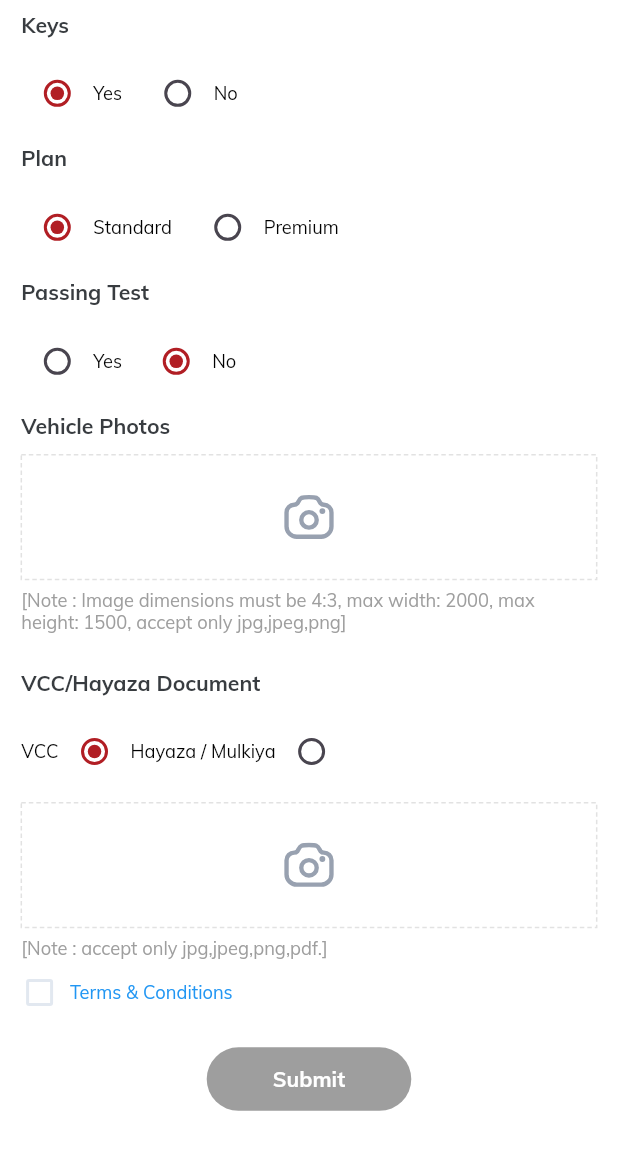
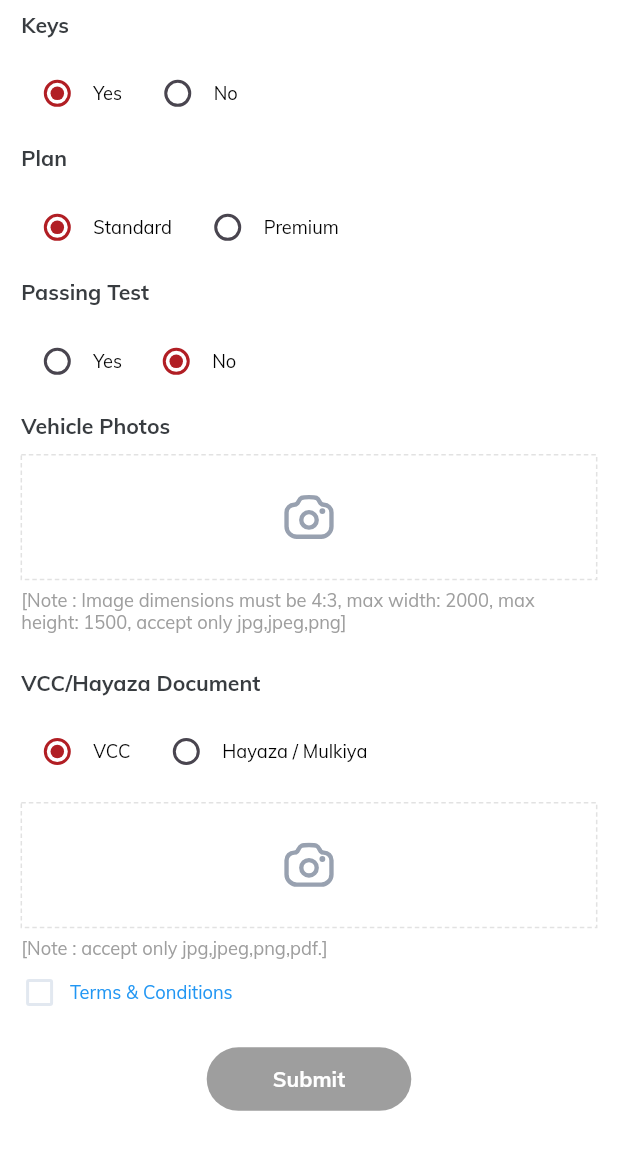
Before and after one commit to mrstarengineer/gulf-auction-mobile-app, a Flutter app: the AddVehiclePage screen opened by its route, scrolled down 1951 dp, on a phone screen of 412 x 824 dp, the part 84-1236 px from its top. Run offline on Flutter 3.47's test engine with Material 3 defaults, Android fonts, the phone set to English and light mode, and no system bars; drawn by our look-alikes of dotted_border, loader_overlay; our stand-ins replace audioplayers, cached_network_image, carousel_slider, connectivity_plus, country_code_picker, file_picker and 20 more; missing offline and left inert: another_stepper, dart:ffi, dropdown_flutter, dynamic_height_grid_view, flutter_media_downloader, pusher_channels_flutter and 1 more; accounts and stored records are empty; network calls fail; statements that could not run were skipped.

Commit message:
syncing done

```diff
--- a/lib/modules/sell_my_car/widgets/sell_my_car_widgets.dart
+++ b/lib/modules/sell_my_car/widgets/sell_my_car_widgets.dart
@@ -214,13 +214,15 @@ Widget _vehicleDetailsBody({
         ),
       if (pageType == MSellMyCarOptions.pendingVehicle)
         _infoVccField(
-          titleLeft: '${vehicleInfo.documentType??''} Document',
+          titleLeft:
+              vehicleInfo.documentType == 'Vcc' ? 'Vcc' : 'Hayaza / Mulkiya',
           valueLeft: '${vehicleInfo.vccDocument ?? ''}',
           titleRight: 'Reserve Price',
           valueRight: '${vehicleInfo.reserveAmount ?? 'N/A'}',
           onTapVccDoc: onTapVccDoc,
         ),
-      if (pageType != MSellMyCarOptions.soldVehicle && pageType != MSellMyCarOptions.pendingVehicle)
+      if (pageType != MSellMyCarOptions.soldVehicle &&
+          pageType != MSellMyCarOptions.pendingVehicle)
         _infoField(
           titleLeft: 'Sale Type',
           valueLeft: vehicleInfo.saleTypeName ?? 'N/A',
--- a/lib/modules/vehicle/pages/add_vehicle/view/add_vehicle_page.dart
+++ b/lib/modules/vehicle/pages/add_vehicle/view/add_vehicle_page.dart
@@ -275,7 +275,7 @@ class _AddVehiclePageState extends State<AddVehiclePage> {
                                   .fetchVehicles(
                                       pageType: MSellMyCarOptions.allVehicle);
                               context.hideLoaderOverlay;
-                              Get.back();
+                              Get.back(result: 'OK');
                             } else {
                               context.hideLoaderOverlay;
                             }
--- a/lib/modules/vehicle/pages/add_vehicle/widgets/add_vehicle_widgets.dart
+++ b/lib/modules/vehicle/pages/add_vehicle/widgets/add_vehicle_widgets.dart
@@ -339,7 +339,6 @@ class AddVehicleWidgets {
 
           // ODOMETER TYPE
 
-
           // Color
           AppPickersButtons.vehiclePartPicker(
               title: 'Color',
@@ -371,9 +370,6 @@ class AddVehicleWidgets {
                 }
                 return null;
               }),
-
-
-
 
           // Highlight
           AppPickersButtons.vehiclePartPicker(
@@ -408,8 +404,6 @@ class AddVehicleWidgets {
           //       }
           //       return null;
           //     }),
-
-
 
           // Sales Executive
           // AppPickersButtons.vehiclePartPicker(
@@ -488,7 +482,6 @@ class AddVehicleWidgets {
                 }
                 return null;
               }),
-
 
           // KEYS
           _keysSelectionBtns(
@@ -686,7 +679,6 @@ Widget _keysSelectionBtns(
         children: [
           Row(
             children: [
-
               AppButtons.radioButton(
                   value: MVehicleHasKeys.yes,
                   selectedValue: selectedValue,
@@ -708,7 +700,6 @@ Widget _keysSelectionBtns(
                     onChanged?.call(value);
                   }),
               AppTexts.smallText(text: 'No'),
-
             ],
           ),
         ],
@@ -742,24 +733,27 @@ Widget _documentTypeBtns(
         children: [
           Row(
             children: [
-              AppTexts.smallText(text: 'VCC'),
               AppButtons.radioButton(
                   value: MVehicleDocumentType.vcc,
                   selectedValue: selectedValue,
                   onChanged: (value) {
                     onChanged?.call(MVehicleDocumentType.vcc);
                   }),
+              AppTexts.smallText(text: 'VCC'),
             ],
+          ),
+          SizedBox(
+            width: Dimensions.getWidth(12),
           ),
           Row(
             children: [
-              AppTexts.smallText(text: 'Hayaza / Mulkiya'),
               AppButtons.radioButton(
                   value: MVehicleDocumentType.hayaza,
                   selectedValue: selectedValue,
                   onChanged: (value) {
                     onChanged?.call(MVehicleDocumentType.hayaza);
                   }),
+              AppTexts.smallText(text: 'Hayaza / Mulkiya'),
             ],
           ),
         ],
@@ -793,7 +787,6 @@ Widget _odometerTypeBtns(
         children: [
           Row(
             children: [
-
               AppButtons.radioButton(
                   value: MVehicleOdometerType.km,
                   selectedValue: selectedValue,
@@ -808,7 +801,6 @@ Widget _odometerTypeBtns(
           ),
           Row(
             children: [
-
               AppButtons.radioButton(
                   value: MVehicleOdometerType.mi,
                   selectedValue: selectedValue,
@@ -856,7 +848,6 @@ Widget _planTypeBtns(
                     onChanged?.call(MVehiclePlanType.standard);
                   }),
               AppTexts.smallText(text: 'Standard'),
-
             ],
           ),
           SizedBox(
@@ -871,7 +862,6 @@ Widget _planTypeBtns(
                     onChanged?.call(MVehiclePlanType.premium);
                   }),
               AppTexts.smallText(text: 'Premium'),
-
             ],
           ),
         ],
@@ -905,7 +895,6 @@ Widget _passingTestBtns(
         children: [
           Row(
             children: [
-
               AppButtons.radioButton(
                   value: MVehicleHasKeys.yes,
                   selectedValue: selectedValue,
@@ -920,7 +909,6 @@ Widget _passingTestBtns(
           ),
           Row(
             children: [
-
               AppButtons.radioButton(
                   value: MVehicleHasKeys.no,
                   selectedValue: selectedValue,
```
Also changed, not shown: lib/modules/sell_my_car/view/car_details_page.dart (+5 -2 lines).
